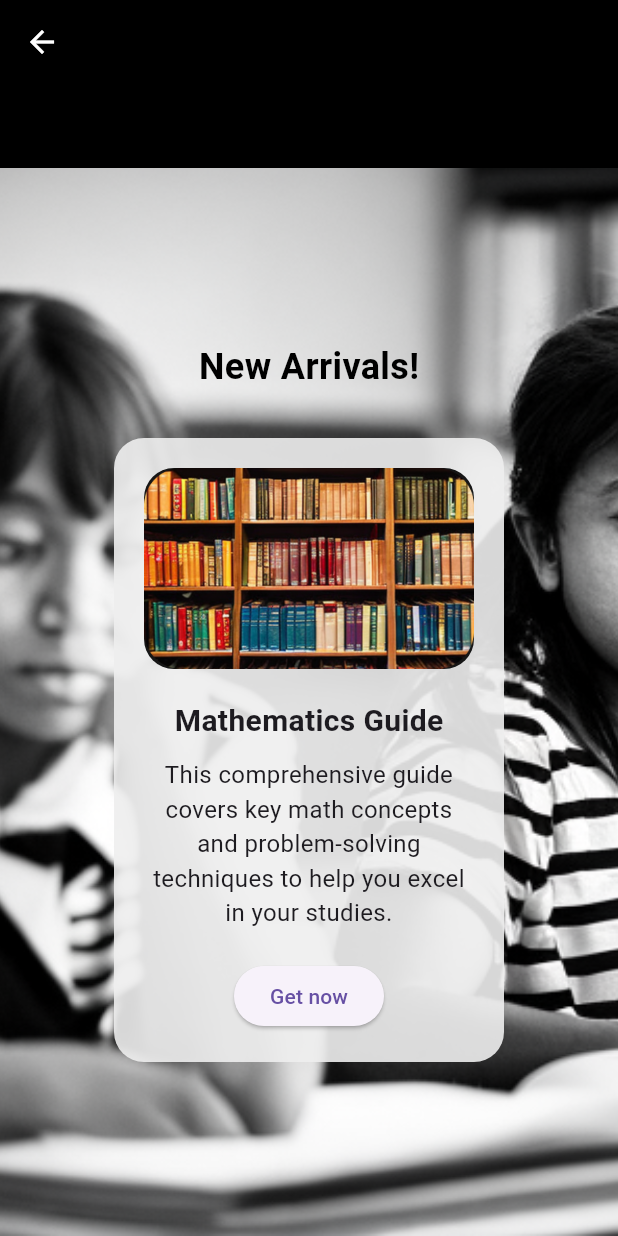
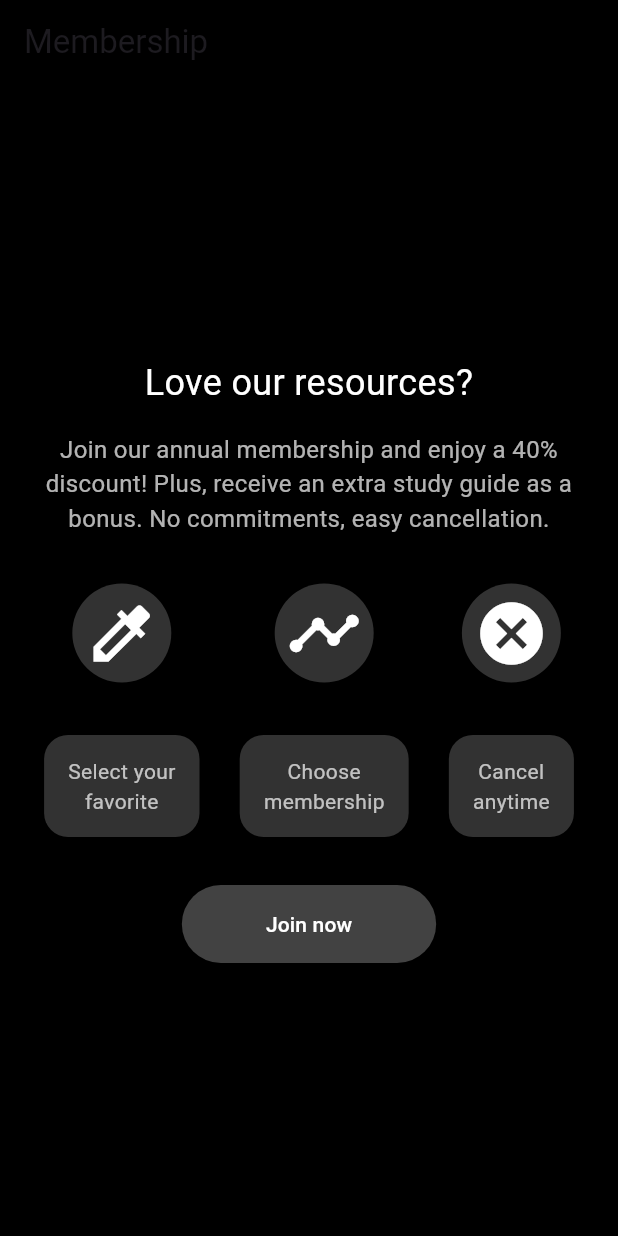
Before and after one commit to SajalSatsangi/Seekho_Buddy2, a Flutter app: the LandingPage screen opened directly, after a tap on "Get now", on a phone screen of 412 x 824 dp. Run offline on Flutter 3.47's test engine with Material 3 defaults, Android fonts, the phone set to English and light mode, and no system bars; our stand-ins replace animated_splash_screen, firebase_core, sliding_up_panel; accounts and stored records are empty.

Commit message:
Add New Landing Pages

```diff
--- a/lib/GetStarred/Landing2.dart
+++ b/lib/GetStarred/Landing2.dart
@@ -1,4 +1,5 @@
 import 'package:flutter/material.dart';
+import 'package:seekhobuddy/GetStarred/Landing3.dart';
 
 void main() {
   runApp(LandingPage2());
@@ -13,13 +14,27 @@ class LandingPage2 extends StatelessWidget {
   }
 }
 
-class LandingPage extends StatelessWidget {
+class LandingPage extends StatefulWidget {
+  @override
+  _LandingPageState createState() => _LandingPageState();
+}
+
+class _LandingPageState extends State<LandingPage> {
+  int _selectedIndex = 0;
+
+  void _onItemTapped(int index) {
+    setState(() {
+      _selectedIndex = index;
+    });
+  }
+
   @override
   Widget build(BuildContext context) {
     return Scaffold(
       appBar: AppBar(
-        backgroundColor: Colors.black,
-        elevation: 0,
+        backgroundColor:
+            const Color.fromRGBO(0, 0, 0, 1), // Set background color to black
+        elevation: 0, // No shadow
         leading: IconButton(
           icon: Icon(Icons.arrow_back, color: Colors.white),
           onPressed: () {
@@ -32,17 +47,25 @@ class LandingPage extends StatelessWidget {
           // Header content
           Container(
             color: Colors.black,
-            height: 56.0, // Same height as the AppBar
+            height: 10.0, // Same height as the AppBar
           ),
           // Remaining content with background image
           Expanded(
             child: Stack(
               children: [
-                // Background image
+                // Background image with specific size
                 Positioned.fill(
-                  child: Image.asset(
-                    'assets/Landing2_BackGroud.png',
-                    fit: BoxFit.cover,
+                  child: Align(
+                    alignment: Alignment.centerLeft, // Shift image to left
+                    child: Container(
+                      height: double.infinity,
+                      width: double.infinity,
+                      child: Image.asset(
+                        'assets/Landing2_BackGroud.png',
+                        fit: BoxFit.fitHeight,
+
+                      ),
+                    ),
                   ),
                 ),
                 // Overlay content
@@ -53,24 +76,35 @@ class LandingPage extends StatelessWidget {
                       Text(
                         'New Arrivals!',
                         style: TextStyle(
-                          fontSize: 24,
-                          fontWeight: FontWeight.bold,
+                          fontSize: 35,
                           color: Colors.black,
                         ),
                       ),
-                      SizedBox(height: 30),
+                      SizedBox(height: 80),
                       Container(
                         width: 260,
                         padding: EdgeInsets.all(20),
                         decoration: BoxDecoration(
-                          color: Colors.grey.shade200.withOpacity(0.9),
+                          color: Color(0xFF323232).withOpacity(0.9),
                           borderRadius: BorderRadius.circular(20),
+                          boxShadow: [],
                         ),
                         child: Column(
                           children: [
                             ClipRRect(
                               borderRadius: BorderRadius.circular(20),
-                              child: Image.asset('assets/Landing2_Book.png'),
+                              child: Container(
+                                decoration: BoxDecoration(
+                                  boxShadow: [
+                                    BoxShadow(
+                                      color: Colors.white.withOpacity(0.5),
+                                      spreadRadius: 5,
+                                      blurRadius: 10,
+                                    ),
+                                  ],
+                                ),
+                                child: Image.asset('assets/Landing2_Book.png'),
+                              ),
                             ),
                             SizedBox(height: 20),
                             Text(
@@ -78,20 +112,38 @@ class LandingPage extends StatelessWidget {
                               style: TextStyle(
                                 fontSize: 20,
                                 fontWeight: FontWeight.bold,
+                                color: Colors.white,
                               ),
                             ),
                             SizedBox(height: 10),
                             Text(
                               'This comprehensive guide covers key math concepts and problem-solving techniques to help you excel in your studies.',
                               textAlign: TextAlign.center,
-                              style: TextStyle(fontSize: 16),
+                              style: TextStyle(
+                                fontSize: 14,
+                                color: Colors.white,
+                              ),
                             ),
                             SizedBox(height: 20),
                             ElevatedButton(
                               onPressed: () {
                                 // Handle button press
+                                 Navigator.push(
+                                  context,
+                                  MaterialPageRoute(
+                                      builder: (context) => LandingPage3()),
+                                );
                               },
-                              child: Text('Get now'),
+                              style: ElevatedButton.styleFrom(
+                                backgroundColor:
+                                    Colors.black, // Background color
+                              ),
+                              child: Text(
+                                'Get now',
+                                style: TextStyle(
+                                  color: Colors.white, // Text color
+                                ),
+                              ),
                             ),
                           ],
                         ),
@@ -104,6 +156,29 @@ class LandingPage extends StatelessWidget {
           ),
         ],
       ),
+      bottomNavigationBar: BottomNavigationBar(
+        backgroundColor: Colors.black, // Set background color to black
+        selectedItemColor:
+            const Color.fromARGB(255, 0, 0, 0), // Set selected item color
+        unselectedItemColor:
+            const Color.fromARGB(255, 0, 0, 0), // Set unselected item color
+        currentIndex: _selectedIndex,
+        onTap: _onItemTapped,
+        items: [
+          BottomNavigationBarItem(
+            icon: Icon(Icons.home),
+            label: 'Home',
+          ),
+          BottomNavigationBarItem(
+            icon: Icon(Icons.search),
+            label: 'Search',
+          ),
+          BottomNavigationBarItem(
+            icon: Icon(Icons.favorite),
+            label: 'Favorites',
+          ),
+        ],
+      ),
     );
   }
 }
--- a/lib/GetStarred/Landing3.dart
+++ b/lib/GetStarred/Landing3.dart
@@ -1,32 +1,101 @@
 import 'package:flutter/material.dart';
 
 void main() {
-  runApp(const MyApp());
+  runApp(LandingPage3());
 }
 
-class MyApp extends StatelessWidget {
-  const MyApp({Key? key}) : super(key: key);
-
+class LandingPage3 extends StatelessWidget {
   @override
   Widget build(BuildContext context) {
     return MaterialApp(
-      home: const LandingPage(),
+      home: MembershipPage(),
     );
   }
 }
 
-class LandingPage extends StatelessWidget {
-  const LandingPage({Key? key}) : super(key: key);
-
+class MembershipPage extends StatelessWidget {
   @override
   Widget build(BuildContext context) {
     return Scaffold(
+      backgroundColor: Colors.black,
       appBar: AppBar(
-        title: const Text('Landing Page'),
+        backgroundColor: Colors.black,
+        title: Text('Membership'),
       ),
-      body: const Center(
-        child: Text('Welcome to SeekhoBuddy!'),
+      body: Padding(
+        padding: const EdgeInsets.all(16.0),
+        child: Column(
+          mainAxisAlignment: MainAxisAlignment.center,
+          crossAxisAlignment: CrossAxisAlignment.center,
+          children: <Widget>[
+            Text(
+              'Love our resources?',
+              style: TextStyle(color: Colors.white, fontSize: 24),
+              textAlign: TextAlign.center,
+            ),
+            SizedBox(height: 16),
+            Text(
+              'Join our annual membership and enjoy a 40% discount! Plus, receive an extra study guide as a bonus. No commitments, easy cancellation.',
+              style: TextStyle(color: Colors.white70, fontSize: 16),
+              textAlign: TextAlign.center,
+            ),
+            SizedBox(height: 32),
+            Row(
+              mainAxisAlignment: MainAxisAlignment.spaceAround,
+              children: <Widget>[
+                _buildIconButton(Icons.colorize, 'Select your\nfavorite'),
+                _buildIconButton(Icons.timeline, 'Choose\nmembership'),
+                _buildIconButton(Icons.cancel, 'Cancel\nanytime'),
+              ],
+            ),
+            SizedBox(height: 32),
+            ElevatedButton(
+              style: ElevatedButton.styleFrom(
+                backgroundColor: Colors.grey[800], // background
+                foregroundColor: Colors.white, // foreground
+              ),
+              onPressed: () {},
+              child: Padding(
+                padding: const EdgeInsets.symmetric(
+                    vertical: 16.0, horizontal: 32.0),
+                child: Text('Join now'),
+              ),
+            ),
+          ],
+        ),
       ),
     );
   }
+
+  Widget _buildIconButton(IconData icon, String label) {
+    return Column(
+      children: <Widget>[
+        Container(
+          decoration: BoxDecoration(
+            color: const Color.fromRGBO(50, 50, 50, 1),
+            shape: BoxShape.circle,
+          ),
+          child: IconButton(
+            icon: Icon(icon),
+            color: Colors.white,
+            iconSize: 50,
+            onPressed: () {},
+          ),
+        ),
+        SizedBox(height: 35),
+        Container(
+          padding: EdgeInsets.symmetric(vertical: 14, horizontal: 16),
+          decoration: BoxDecoration(
+            color: Color.fromRGBO(50, 50, 50, 1),
+            borderRadius: BorderRadius.circular(16),
+          ),
+          child: Text(
+            label,
+            style: TextStyle(color: Color.fromARGB(179, 255, 255, 255), fontSize: 14),
+            textAlign: TextAlign.center,
+          ),
+        ),
+      ],
+    );
+  }
 }
```
